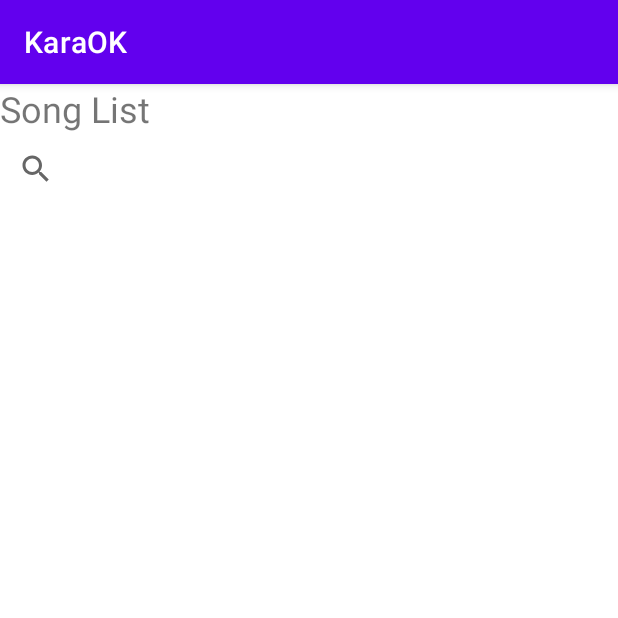
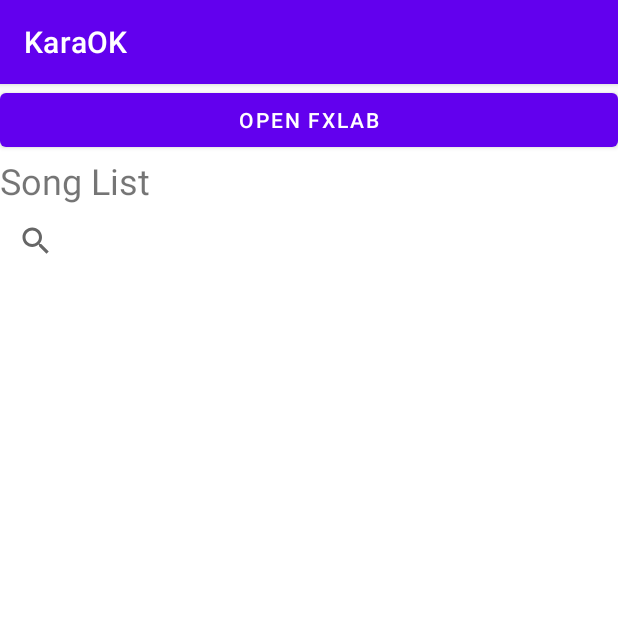
Before and after one commit to RobPeissig/KaraOK, an Android app: the SongSelection screen opened directly, with no data from a screen before it, on a phone screen of 412 x 824 dp, the top half of it. Run offline under Robolectric (Android 15) with nearby library versions, the phone set to English and light mode, and no system bars; our stand-ins replace Firebase (no records; nobody signed in at launch, a user with empty details on screens opened directly); 1 statement that could not run was skipped.

Commit message:
FX Lab Code Callable

```diff
--- a/app/src/main/java/com/example/karaok/SongSelection.java
+++ b/app/src/main/java/com/example/karaok/SongSelection.java
@@ -3,6 +3,8 @@
 import android.content.Intent;
 import android.os.Bundle;
 import android.util.Log;
+import android.view.View;
+import android.widget.Button;
 import android.widget.TextView;
 
 import androidx.annotation.NonNull;
@@ -25,6 +27,7 @@
     private SongListAdapter adapter;
     private TextView textView;
     StorageReference storageRef;
+    private Button fxlabButton;
     @Override
     protected void onCreate(Bundle savedInstanceState) {
         super.onCreate(savedInstanceState);
@@ -33,9 +36,22 @@
         recyclerView = findViewById(R.id.song_list);
         recyclerView.setLayoutManager(new LinearLayoutManager(this));
         storageRef = FirebaseStorage.getInstance().getReference("SongTitles");
+        fxlabButton = findViewById(R.id.fxlab);
         getSongs();
+
+        fxlabButton.setOnClickListener(new View.OnClickListener() {
+            @Override
+            public void onClick(View view) {
+                openFxlab();
+            }
+        });
         //adapter.setOnItemClickListener(this);
         //recyclerView.setAdapter(adapter);
+    }
+
+    public void openFxlab(){
+        Intent intent = new Intent(this, FXMainActivity.class);
+        startActivity(intent);
     }
 
     private void getSongs() {
--- a/app/src/main/res/layout/activity_song_selection.xml
+++ b/app/src/main/res/layout/activity_song_selection.xml
@@ -2,6 +2,12 @@
     android:layout_width="match_parent"
     android:layout_height="match_parent"
     android:orientation="vertical">
+
+    <Button
+        android:id="@+id/fxlab"
+        android:layout_width="match_parent"
+        android:layout_height="wrap_content"
+        android:text="Open Fxlab" />
 
     <TextView
         android:id="@+id/list"
```
